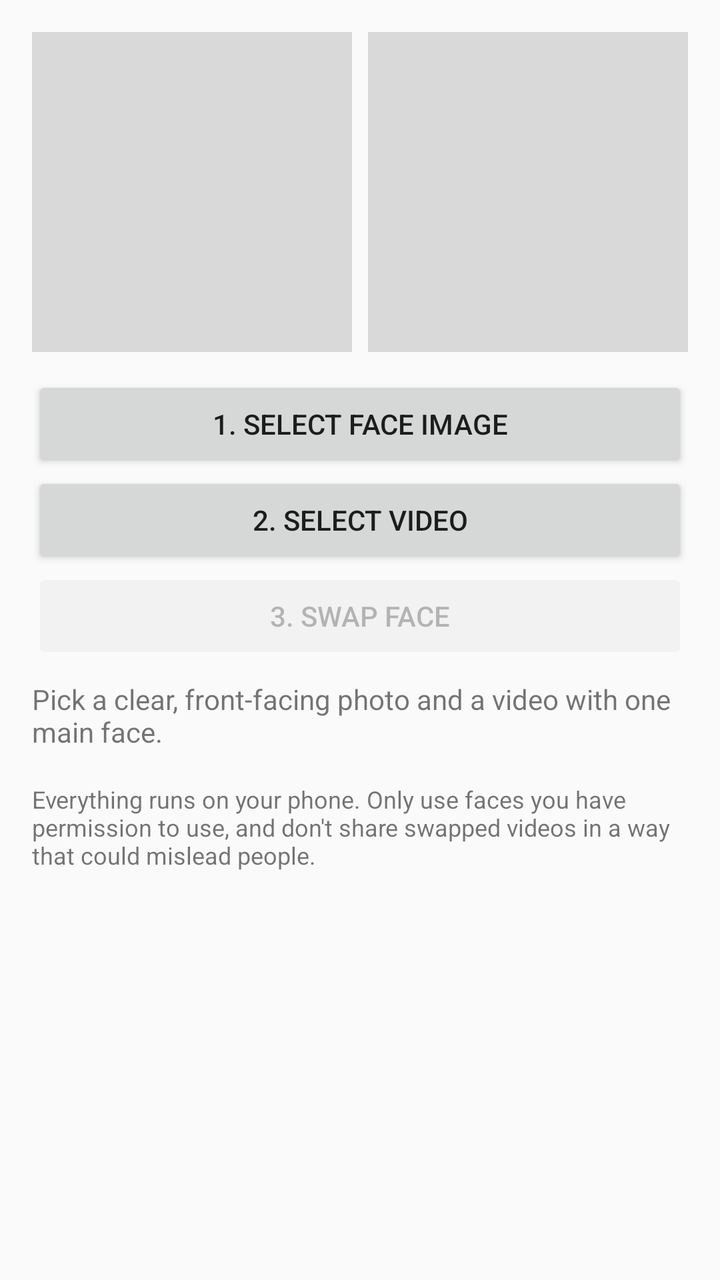
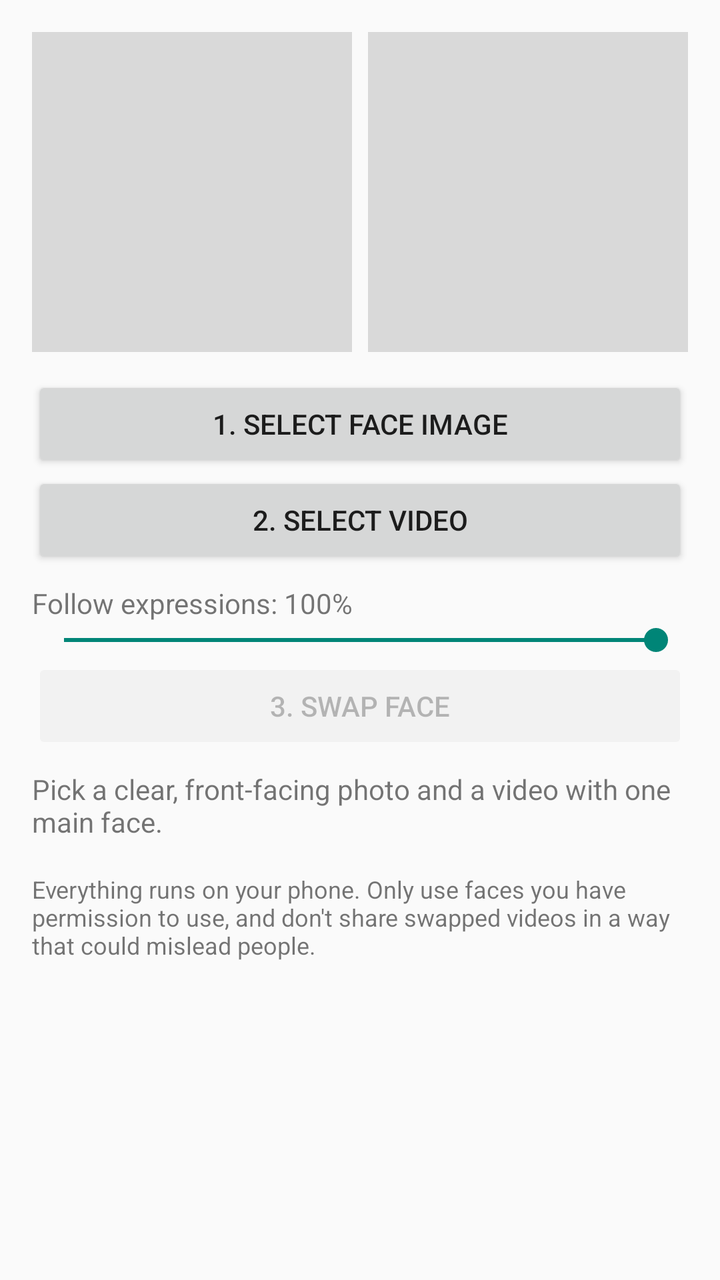

Two renders of the same Android screen: before a commit and after it. Below are the layout's source before the change and the commit's diff.
<!-- AndroidManifest.xml: application theme android:Theme.Material.Light.DarkActionBar -->
<!-- res/layout/activity_main.xml -->
<?xml version="1.0" encoding="utf-8"?>
<ScrollView xmlns:android="http://schemas.android.com/apk/res/android"
    android:layout_width="match_parent"
    android:layout_height="match_parent"
    android:fillViewport="true">

    <LinearLayout
        android:layout_width="match_parent"
        android:layout_height="wrap_content"
        android:orientation="vertical"
        android:padding="16dp">

        <LinearLayout
            android:layout_width="match_parent"
            android:layout_height="160dp"
            android:orientation="horizontal">

            <ImageView
                android:id="@+id/imagePreview"
                android:layout_width="0dp"
                android:layout_height="match_parent"
                android:layout_marginEnd="4dp"
                android:layout_weight="1"
                android:background="#22000000"
                android:contentDescription="Face image preview"
                android:scaleType="centerInside" />

            <ImageView
                android:id="@+id/videoPreview"
                android:layout_width="0dp"
                android:layout_height="match_parent"
                android:layout_marginStart="4dp"
                android:layout_weight="1"
                android:background="#22000000"
                android:contentDescription="Video preview"
                android:scaleType="centerInside" />
        </LinearLayout>

        <Button
            android:id="@+id/pickImageBtn"
            android:layout_width="match_parent"
            android:layout_height="wrap_content"
            android:layout_marginTop="12dp"
            android:text="1. Select face image" />

        <Button
            android:id="@+id/pickVideoBtn"
            android:layout_width="match_parent"
            android:layout_height="wrap_content"
            android:text="2. Select video" />

        <LinearLayout
            android:id="@+id/trimGroup"
            android:layout_width="match_parent"
            android:layout_height="wrap_content"
            android:layout_marginTop="8dp"
            android:orientation="vertical"
            android:visibility="gone">

            <TextView
                android:layout_width="match_parent"
                android:layout_height="wrap_content"
                android:text="Swap range (drag to preview the frame)"
                android:textStyle="bold" />

            <TextView
                android:id="@+id/startLabel"
                android:layout_width="match_parent"
                android:layout_height="wrap_content"
                android:layout_marginTop="4dp"
                android:text="Start: 0:00.0" />

            <SeekBar
                android:id="@+id/startBar"
                android:layout_width="match_parent"
                android:layout_height="wrap_content" />

            <TextView
                android:id="@+id/endLabel"
                android:layout_width="match_parent"
                android:layout_height="wrap_content"
                android:text="End: 0:00.0" />

            <SeekBar
                android:id="@+id/endBar"
                android:layout_width="match_parent"
                android:layout_height="wrap_content" />

            <CheckBox
                android:id="@+id/keepRestCheck"
                android:layout_width="match_parent"
                android:layout_height="wrap_content"
                android:text="Keep the rest of the video (unswapped)" />
        </LinearLayout>

        <Button
            android:id="@+id/swapBtn"
            android:layout_width="match_parent"
            android:layout_height="wrap_content"
            android:enabled="false"
            android:text="3. Swap face" />

        <Button
            android:id="@+id/cancelBtn"
            android:layout_width="match_parent"
            android:layout_height="wrap_content"
            android:text="Cancel"
            android:visibility="gone" />

        <ProgressBar
            android:id="@+id/progress"
            style="?android:attr/progressBarStyleHorizontal"
            android:layout_width="match_parent"
            android:layout_height="wrap_content"
            android:layout_marginTop="8dp"
            android:max="100"
            android:visibility="gone" />

        <TextView
            android:id="@+id/status"
            android:layout_width="match_parent"
            android:layout_height="wrap_content"
            android:layout_marginTop="8dp"
            android:text="Pick a clear, front-facing photo and a video with one main face." />

        <Button
            android:id="@+id/playBtn"
            android:layout_width="match_parent"
            android:layout_height="wrap_content"
            android:text="Play result"
            android:visibility="gone" />

        <TextView
            android:layout_width="match_parent"
            android:layout_height="wrap_content"
            android:layout_marginTop="16dp"
            android:text="Everything runs on your phone. Only use faces you have permission to use, and don't share swapped videos in a way that could mislead people."
            android:textSize="12sp" />
    </LinearLayout>
</ScrollView>
<!-- resources referenced by this layout -->
<resources>

</resources>

<!-- the commit's change to res/layout/activity_main.xml (unified diff, before → after) -->
@@ -93,6 +93,20 @@
                 android:text="Keep the rest of the video (unswapped)" />
         </LinearLayout>
 
+        <TextView
+            android:id="@+id/expressionLabel"
+            android:layout_width="match_parent"
+            android:layout_height="wrap_content"
+            android:layout_marginTop="8dp"
+            android:text="Follow expressions: 100%" />
+
+        <SeekBar
+            android:id="@+id/expressionBar"
+            android:layout_width="match_parent"
+            android:layout_height="wrap_content"
+            android:max="100"
+            android:progress="100" />
+
         <Button
             android:id="@+id/swapBtn"
             android:layout_width="match_parent"
